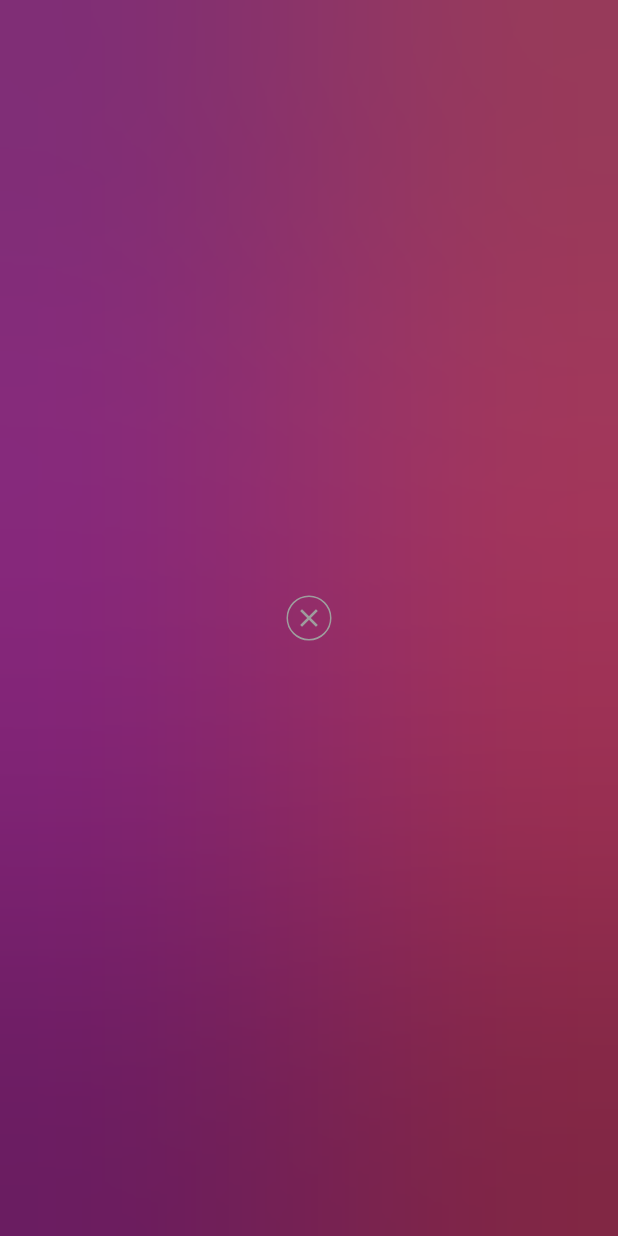
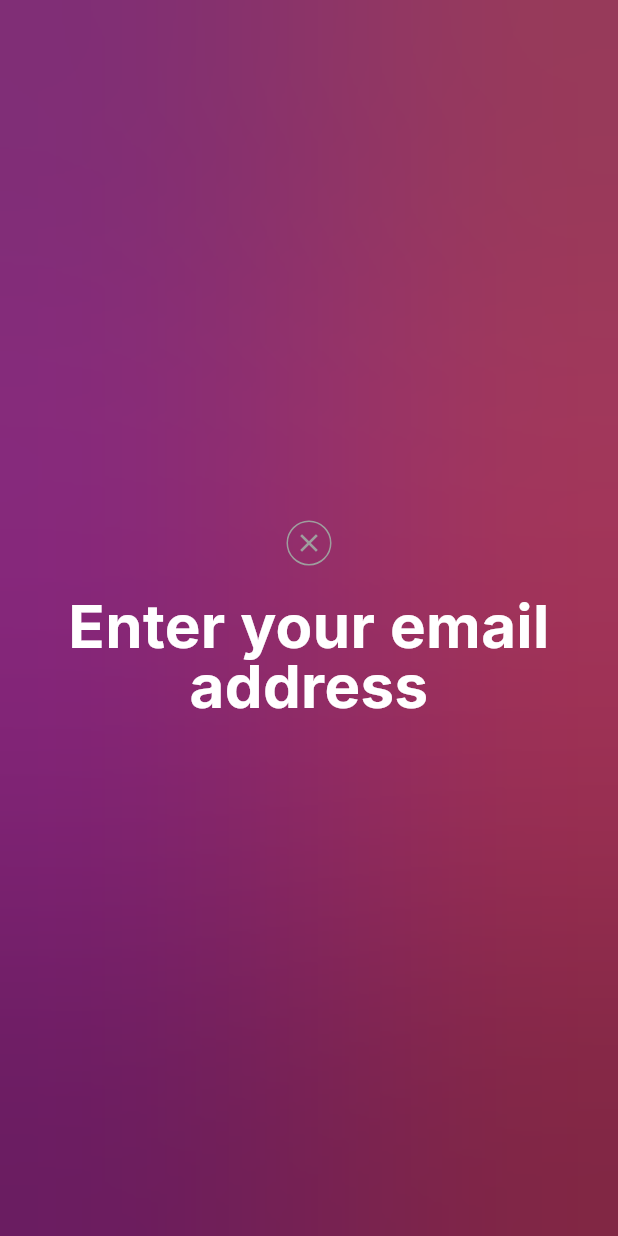
Before and after one commit to sb-dor/Stellarlist, a Flutter app: the screen it shows after launch, after a tap on "Continue with email", on a phone screen of 412 x 824 dp. Run offline on Flutter 3.47's test engine with Material 3 defaults, Android fonts, the phone set to English and light mode, and no system bars; drawn by our look-alikes of carousel_slider; our stand-ins replace auto_route, firebase_auth, firebase_core, flutter_riverpod, font_awesome_flutter, get_it and 8 more; accounts and stored records are empty; generated files the repository leaves out were written again.

Commit message:
making clicking on email button better for state changing

```diff
--- a/lib/features/registration/view/pages/animations/slide_and_fade_animation.dart
+++ b/lib/features/registration/view/pages/animations/slide_and_fade_animation.dart
@@ -32,8 +32,7 @@ class SlideFadeTransition extends StatefulWidget {
   State<SlideFadeTransition> createState() => _SlideFadeTransitionState();
 }
 
-class _SlideFadeTransitionState extends State<SlideFadeTransition>
-    with TickerProviderStateMixin {
+class _SlideFadeTransitionState extends State<SlideFadeTransition> with TickerProviderStateMixin {
   late AnimationController _slideController;
   late AnimationController _fadeController;
 
--- a/lib/features/registration/view/pages/widgets/email_registration_widget.dart
+++ b/lib/features/registration/view/pages/widgets/email_registration_widget.dart
@@ -1,5 +1,6 @@
 import 'package:flutter/material.dart';
 import 'package:flutter_riverpod/flutter_riverpod.dart';
+import 'package:google_fonts/google_fonts.dart';
 import 'package:stellarlist/features/registration/view/provider/registration_provider.dart';
 import 'package:stellarlist/features/registration/view/provider/state_model/registration_state_model.dart';
 
@@ -19,7 +20,11 @@ class _EmailRegistrationWidgetState extends ConsumerState<EmailRegistrationWidge
       crossAxisAlignment: CrossAxisAlignment.center,
       mainAxisAlignment: MainAxisAlignment.center,
       children: [
-        MouseRegion(
+        GestureDetector(
+          onTap: () {
+            // ref.read(registrationProviderProvider.notifier).changeContinueWithEmailHover(false);
+          },
+          child: MouseRegion(
             cursor: SystemMouseCursors.click,
             onEnter: (v) => setState(() {
               _closeButton = true;
@@ -51,6 +56,21 @@ class _EmailRegistrationWidgetState extends ConsumerState<EmailRegistrationWidge
               ),
             ),
           ),
+        ),
+        const SizedBox(height: 20),
+        Padding(
+          padding: const EdgeInsets.only(left: 100 / 2.85, right: 100 / 2.85),
+          child: Text(
+            "Enter your email address",
+            style: GoogleFonts.inter(
+              fontSize: 40,
+              color: Colors.white,
+              height: 1,
+              fontWeight: FontWeight.bold,
+            ),
+            textAlign: TextAlign.center,
+          ),
+        ),
       ],
     );
   }
--- a/lib/features/registration/view/pages/widgets/lets_get_started_registration_widget.dart
+++ b/lib/features/registration/view/pages/widgets/lets_get_started_registration_widget.dart
@@ -16,10 +16,21 @@ class LetsGetStartedRegistrationWidget extends ConsumerStatefulWidget {
 
 class _LetsGetStartedRegistrationWidgetState
     extends ConsumerState<LetsGetStartedRegistrationWidget> {
-  bool _continuteWithEmailHover = false;
+  @override
+  void initState() {
+    super.initState();
+    debugPrint("inited");
+  }
+
+  @override
+  void dispose() {
+    debugPrint("disposed");
+    super.dispose();
+  }
 
   @override
   Widget build(BuildContext context) {
+    final registerWatch = ref.watch(registrationProviderProvider);
     return Column(
       crossAxisAlignment: CrossAxisAlignment.center,
       mainAxisAlignment: MainAxisAlignment.center,
@@ -110,26 +121,28 @@ class _LetsGetStartedRegistrationWidgetState
           ),
         ),
         const SizedBox(height: 15),
-        MouseRegion(
-          cursor: SystemMouseCursors.click,
-          onEnter: (v) => setState(() {
-            _continuteWithEmailHover = true;
-          }),
-          onExit: (v) => setState(() {
-            _continuteWithEmailHover = false;
-          }),
-          child: GestureDetector(
-            onTap: () {
-              ref.read(registrationProviderProvider.notifier).changeStateToEmailRegistration(
-                    LetsGetStartedState.showEmailRegistration,
-                  );
+        GestureDetector(
+          onTap: () {
+            ref.read(registrationProviderProvider.notifier).changeStateToEmailRegistration(
+                  LetsGetStartedState.showEmailRegistration,
+                );
+          },
+          child: MouseRegion(
+            cursor: SystemMouseCursors.click,
+            onEnter: (v) {
+              ref.read(registrationProviderProvider.notifier).changeContinueWithEmailHover(true);
+            },
+            onExit: (v) {
+              ref.read(registrationProviderProvider.notifier).changeContinueWithEmailHover(false);
             },
             child: AnimatedContainer(
               duration: const Duration(milliseconds: 100),
               width: 250,
               padding: const EdgeInsets.symmetric(vertical: 5),
               decoration: BoxDecoration(
-                color: _continuteWithEmailHover ? Colors.white : Colors.white.withOpacity(0.4),
+                color: (registerWatch?.continueWithEmailHover ?? false)
+                    ? Colors.white
+                    : Colors.white.withOpacity(0.4),
                 borderRadius: BorderRadius.circular(20),
               ),
               child: Row(
@@ -137,7 +150,9 @@ class _LetsGetStartedRegistrationWidgetState
                 children: [
                   Icon(
                     Icons.mail_outline,
-                    color: _continuteWithEmailHover ? Colors.black : Colors.white,
+                    color: (registerWatch?.continueWithEmailHover ?? false)
+                        ? Colors.black
+                        : Colors.white,
                     size: 20,
                   ),
                   const SizedBox(width: 10),
@@ -145,7 +160,9 @@ class _LetsGetStartedRegistrationWidgetState
                     child: Text(
                       "Continue with email",
                       style: GoogleFonts.inter(
-                        color: _continuteWithEmailHover ? Colors.black : Colors.white,
+                        color: (registerWatch?.continueWithEmailHover ?? false)
+                            ? Colors.black
+                            : Colors.white,
                       ),
                       textAlign: TextAlign.center,
                     ),
--- a/lib/features/registration/view/pages/widgets/registration_carousel_slider_widget.dart
+++ b/lib/features/registration/view/pages/widgets/registration_carousel_slider_widget.dart
@@ -48,11 +48,11 @@ class _RegistrationCarouselSliderWidgetState extends State<RegistrationCarouselS
                       size: const Size(100, 0),
                       count: RegistrationIntroductionModel.data.length,
                       effect: ExpandingDotsEffect(
-                        expansionFactor: 4,
+                        expansionFactor: 3,
                         dotColor: Colors.grey.shade900,
                         activeDotColor: Colors.white,
                         dotHeight: 3,
-                        dotWidth: 50,
+                        dotWidth: MediaQuery.of(context).size.width * 0.05,
                       ),
                     ),
                   ],
--- a/lib/features/registration/view/provider/registration_provider.dart
+++ b/lib/features/registration/view/provider/registration_provider.dart
@@ -22,4 +22,8 @@ class RegistrationProvider extends _$RegistrationProvider {
     final user = await RegistrationUseCase(repo).google();
     state = state?.clone(user: user);
   }
+
+  void changeContinueWithEmailHover(bool value) {
+    state = state?.clone(continueWithEmailHover: value);
+  }
 }
--- a/lib/features/registration/view/provider/state_model/registration_state_model.dart
+++ b/lib/features/registration/view/provider/state_model/registration_state_model.dart
@@ -4,20 +4,23 @@ enum LetsGetStartedState { showRegistrationButtons, showEmailRegistration }
 
 class RegistrationStateModel {
   User? user;
-
   LetsGetStartedState letsGetStartedState;
+  bool continueWithEmailHover;
 
   RegistrationStateModel({
     this.user,
     this.letsGetStartedState = LetsGetStartedState.showRegistrationButtons,
+    this.continueWithEmailHover = false,
   });
 
   RegistrationStateModel clone({
     User? user,
     LetsGetStartedState? letsGetStartedState,
+    bool continueWithEmailHover = false,
   }) =>
       RegistrationStateModel(
         user: user ?? this.user,
         letsGetStartedState: letsGetStartedState ?? this.letsGetStartedState,
+        continueWithEmailHover: continueWithEmailHover,
       );
 }
```
Also changed, not shown: lib/features/registration/view/provider/registration_provider.g.dart. Lines whose indentation alone changed are shown as unchanged.
